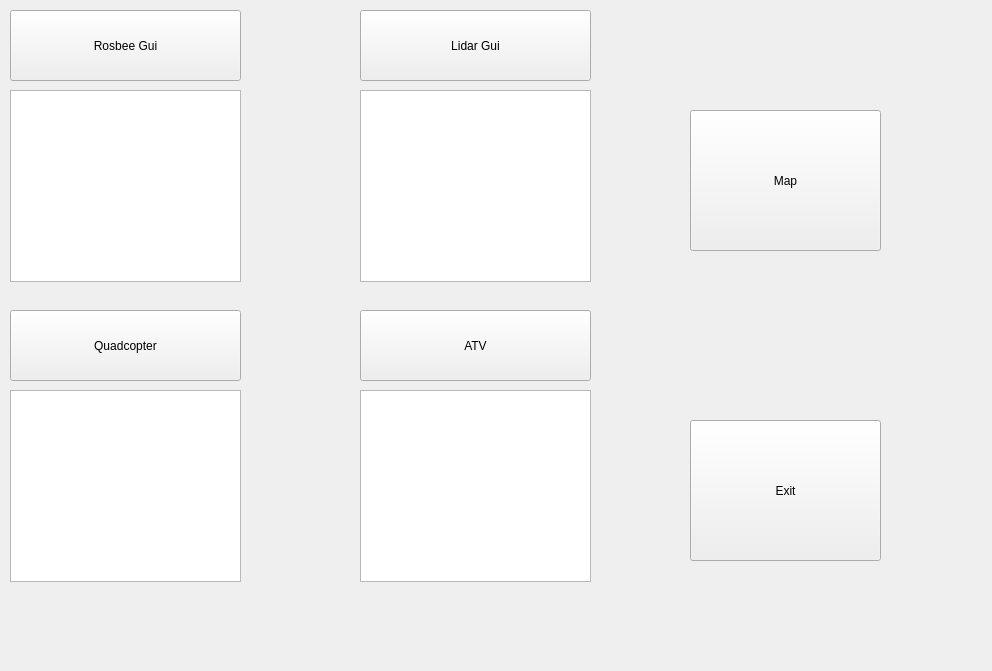
First picture: the form in Src/GUI/mission-gui/mainwindow.ui, repository madmilla/THO78-Roborescue, before the edit.
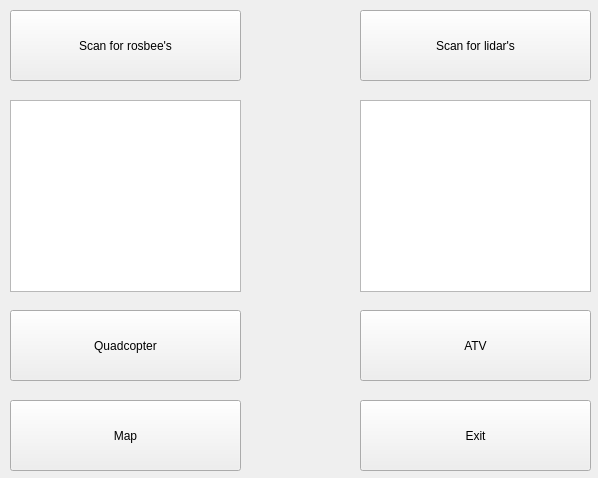
Second picture: the form after the edit.

The edit to the form file:
```diff
--- a/Src/GUI/mission-gui/mainwindow.ui
+++ b/Src/GUI/mission-gui/mainwindow.ui
@@ -6,8 +6,8 @@
    <rect>
     <x>0</x>
     <y>0</y>
-    <width>992</width>
-    <height>671</height>
+    <width>598</width>
+    <height>478</height>
    </rect>
   </property>
   <property name="windowTitle">
@@ -50,7 +50,7 @@
      </rect>
     </property>
     <property name="text">
-     <string>Rosbee Gui</string>
+     <string>Scan for rosbee's</string>
     </property>
    </widget>
    <widget class="QPushButton" name="LidarButton">
@@ -63,16 +63,16 @@
      </rect>
     </property>
     <property name="text">
-     <string>Lidar Gui</string>
+     <string>Scan for lidar's</string>
     </property>
    </widget>
    <widget class="QPushButton" name="MapButton">
     <property name="geometry">
      <rect>
-      <x>690</x>
-      <y>110</y>
-      <width>191</width>
-      <height>141</height>
+      <x>10</x>
+      <y>400</y>
+      <width>231</width>
+      <height>71</height>
      </rect>
     </property>
     <property name="text">
@@ -82,51 +82,31 @@
    <widget class="QPushButton" name="ExitButton">
     <property name="geometry">
      <rect>
-      <x>690</x>
-      <y>420</y>
-      <width>191</width>
-      <height>141</height>
+      <x>360</x>
+      <y>400</y>
+      <width>231</width>
+      <height>71</height>
      </rect>
     </property>
     <property name="text">
      <string>Exit</string>
     </property>
    </widget>
-   <widget class="QListView" name="Rosbeelist">
+   <widget class="QListWidget" name="Rosbeelist">
     <property name="geometry">
      <rect>
       <x>10</x>
-      <y>90</y>
+      <y>100</y>
       <width>231</width>
       <height>192</height>
      </rect>
     </property>
    </widget>
-   <widget class="QListView" name="listView">
+   <widget class="QListWidget" name="Lidarlist">
     <property name="geometry">
      <rect>
       <x>360</x>
-      <y>90</y>
-      <width>231</width>
-      <height>192</height>
-     </rect>
-    </property>
-   </widget>
-   <widget class="QListView" name="listView_2">
-    <property name="geometry">
-     <rect>
-      <x>10</x>
-      <y>390</y>
-      <width>231</width>
-      <height>192</height>
-     </rect>
-    </property>
-   </widget>
-   <widget class="QListView" name="listView_3">
-    <property name="geometry">
-     <rect>
-      <x>360</x>
-      <y>390</y>
+      <y>100</y>
       <width>231</width>
       <height>192</height>
      </rect>
```
